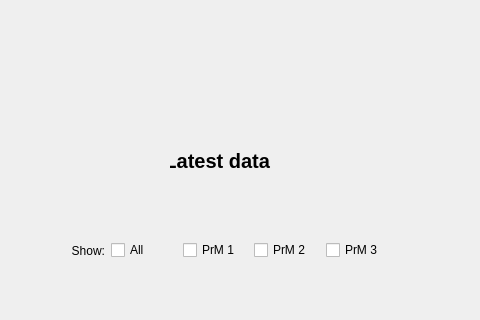
The window that sbndprmdaq/mainwindow.ui (marcodeltutto/SBNDPurityMonitorDAQ) describes before a commit, drawn with Qt 5; both pictures show x 0 to 480 and y 314 to 634 of the 1000 by 900 pixel window.
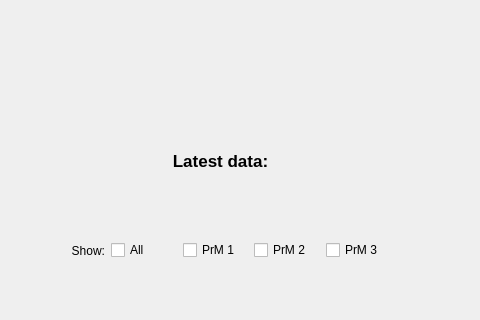
The same window after the commit. Custom widgets are drawn as their Qt base class.

Commit message: Improved UI font sizes

The edit to the form file:
```diff
--- a/sbndprmdaq/mainwindow.ui
+++ b/sbndprmdaq/mainwindow.ui
@@ -133,7 +133,7 @@
     </property>
     <property name="font">
      <font>
-      <pointsize>15</pointsize>
+      <pointsize>13</pointsize>
       <weight>75</weight>
       <bold>true</bold>
      </font>
```
Left out of the diff: 2 changed lines with no effect on the pictures. The commit also changes 4 other files.
